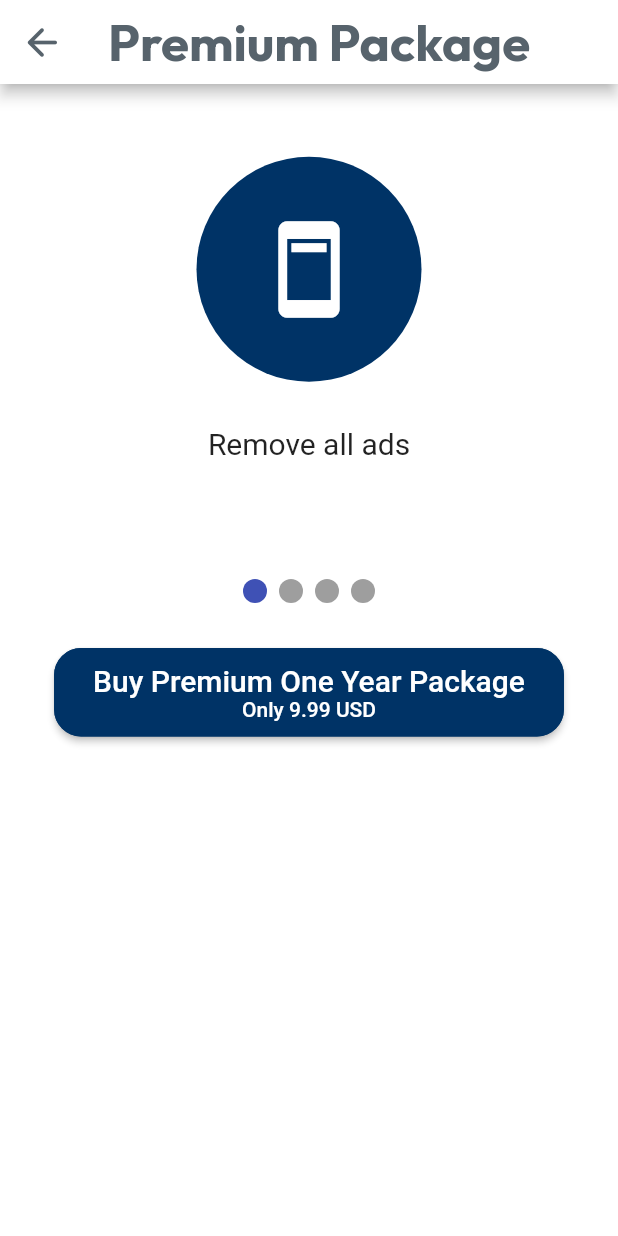
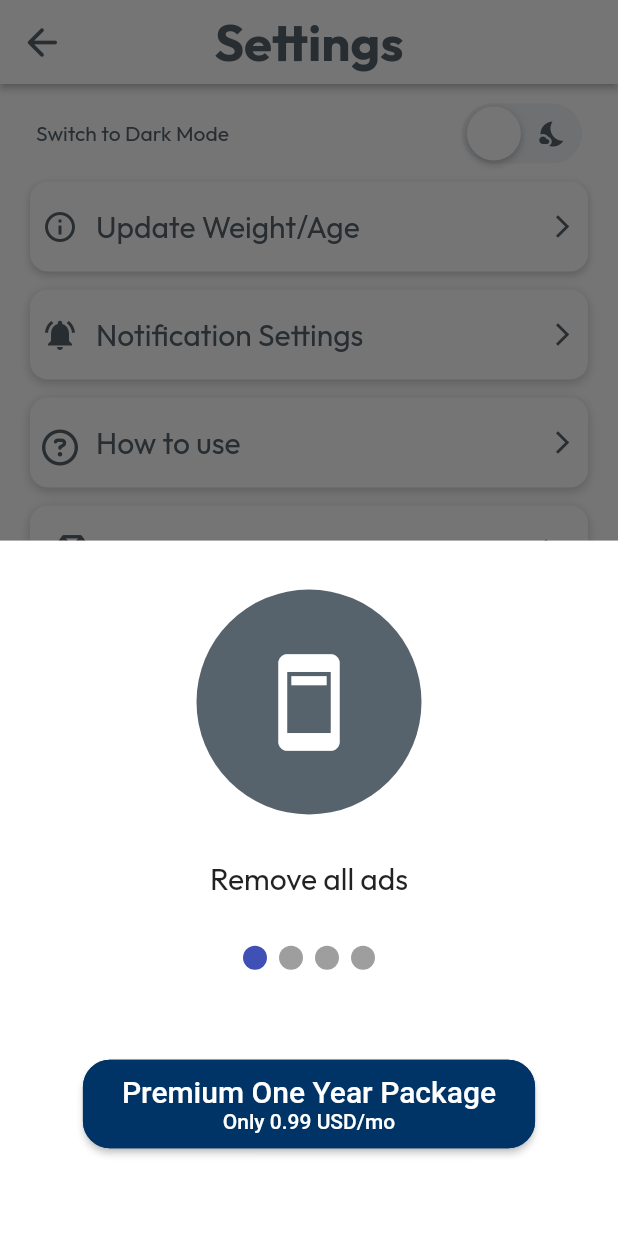
Before and after one commit to enverenes/WaterUp, a Flutter app: the SettingsWidget screen opened directly, after a tap on "Buy Premium", on a phone screen of 412 x 824 dp. Run offline on Flutter 3.47's test engine with Material 2 defaults, Android fonts, the light colour scheme and no system bars; drawn by our look-alikes of auto_size_text, carousel_slider, google_mobile_ads, smooth_page_indicator; our stand-ins replace blur, built_collection, built_value, cloud_firestore, easy_debounce, firebase_auth and 15 more; missing offline and left inert: home_widget, json_path, pay, purchases_flutter, shared_preferences_web; accounts and stored records are empty; network calls fail.

Commit message:
Closed beta release

```diff
--- a/lib/premiumpage.dart
+++ b/lib/premiumpage.dart
@@ -6,15 +6,16 @@ import '../flutter_flow/flutter_flow_icon_button.dart';
 import '../flutter_flow/flutter_flow_theme.dart';
 import '../flutter_flow/flutter_flow_animations.dart';
 import 'package:smooth_page_indicator/smooth_page_indicator.dart';
+import 'package:purchases_flutter/purchases_flutter.dart';
 
 class premium extends StatefulWidget {
   premium({Key? key}) : super(key: key);
 
   @override
-  State<premium> createState() => _premiumState();
+  State<premium> createState() => premiumState();
 }
 
-class _premiumState extends State<premium> {
+class premiumState extends State<premium> {
   final slidingColumns = [
     Container(
       height: 300,
@@ -25,7 +26,7 @@ class _premiumState extends State<premium> {
               width: 150,
               height: 150,
               decoration: BoxDecoration(
-                  color: Color(0xFF003366), shape: BoxShape.circle),
+                  color: Color(0xFF57636C), shape: BoxShape.circle),
               child: Center(
                 child: Icon(
                   Icons.ad_units,
@@ -37,7 +38,10 @@ class _premiumState extends State<premium> {
               margin: EdgeInsets.only(top: 30),
               child: Text(
                 'Remove all ads',
-                style: TextStyle(fontSize: 20),
+                style: TextStyle(
+                  fontSize: 20,
+                  fontFamily: 'Outfit',
+                ),
               ))
         ],
       ),
@@ -51,7 +55,7 @@ class _premiumState extends State<premium> {
               width: 150,
               height: 150,
               decoration: BoxDecoration(
-                  color: Color(0xFF003366), shape: BoxShape.circle),
+                  color: Color(0xFF57636C), shape: BoxShape.circle),
               child: Center(
                 child: Icon(
                   Icons.notifications_active,
@@ -78,7 +82,7 @@ class _premiumState extends State<premium> {
                 width: 150,
                 height: 150,
                 decoration: BoxDecoration(
-                    color: Color(0xFF003366), shape: BoxShape.circle),
+                    color: Color(0xFF57636C), shape: BoxShape.circle),
                 child: Center(
                   child: Icon(
                     Icons.history,
@@ -102,7 +106,7 @@ class _premiumState extends State<premium> {
               width: 150,
               height: 150,
               decoration: BoxDecoration(
-                  color: Color(0xFF003366), shape: BoxShape.circle),
+                  color: Color(0xFF57636C), shape: BoxShape.circle),
               child: Center(
                 child: Icon(
                   Icons.coffee,
@@ -130,44 +134,45 @@ class _premiumState extends State<premium> {
   final _paymentItems = [
     PaymentItem(
       label: 'Total',
-      amount: '9.99',
+      amount: '9.99', // revenuecat goog_glFmBwXeSyCIWyfPTrewGJjhVuM
       status: PaymentItemStatus.final_price,
     )
   ];
+
+  PurchasesConfiguration configuration =
+      PurchasesConfiguration("goog_glFmBwXeSyCIWyfPTrewGJjhVuM");
+  Future<void> initPlatformState() async {
+    await Purchases.setDebugLogsEnabled(true);
+
+    if (Platform.isAndroid) {
+      configuration =
+          PurchasesConfiguration("goog_glFmBwXeSyCIWyfPTrewGJjhVuM");
+    } else if (Platform.isIOS) {
+      configuration = PurchasesConfiguration("public_ios_sdk_key");
+    }
+    await Purchases.configure(configuration);
+  }
+
+  @override
+  void initState() {
+    initPlatformState();
+
+    super.initState();
+  }
 
   int activeIndex = 0;
 
   @override
   Widget build(BuildContext context) {
-    return Scaffold(
-      backgroundColor: FlutterFlowTheme.of(context).primaryBackground,
-      appBar: AppBar(
-        title: Text(
-          'Premium Package',
-          style: FlutterFlowTheme.of(context).title1.override(
-                fontFamily: 'Outfit',
-                color: FlutterFlowTheme.of(context).primaryColor,
-              ),
-        ),
-        backgroundColor: FlutterFlowTheme.of(context).primaryBackground,
-        leading: FlutterFlowIconButton(
-          borderColor: Colors.transparent,
-          borderRadius: 30,
-          borderWidth: 1,
-          buttonSize: 60,
-          icon: Icon(
-            Icons.arrow_back_rounded,
-            color: FlutterFlowTheme.of(context).primaryColor,
-            size: 30,
-          ),
-          onPressed: () async {
-            Navigator.pop(context);
-          },
-        ),
-      ),
-      body: Column(
+    return Container(
+      color: Colors.white,
+      height: 700,
+      child: Column(
         mainAxisAlignment: MainAxisAlignment.start,
         children: [
+          SizedBox(
+            height: 10,
+          ),
           CarouselSlider.builder(
               itemCount: slidingColumns.length,
               itemBuilder: ((context, index, realIndex) {
@@ -175,18 +180,18 @@ class _premiumState extends State<premium> {
                 return buildColumn(slidingColumn, index);
               }),
               options: CarouselOptions(
-                height: 300,
+                height: 250,
                 autoPlay: true,
                 enlargeCenterPage: true,
                 onPageChanged: (index, reason) =>
                     setState(() => activeIndex = index),
               )),
           SizedBox(
-            height: 30,
+            height: 10,
           ),
           buildIndicator(),
           SizedBox(
-            height: 30,
+            height: 60,
           ),
           ElevatedButton(
               style: ButtonStyle(
@@ -196,18 +201,40 @@ class _premiumState extends State<premium> {
                       RoundedRectangleBorder(
                           borderRadius: BorderRadius.circular(18.0),
                           side: BorderSide(color: Color(0xFF003366))))),
-              onPressed: () {
+              onPressed: () async {
                 if (Platform.isAndroid) {
-                  dialogBuilder(context);
+                  try {
+                    Offerings offerings = await Purchases.getOfferings();
+                    if (offerings.current != null &&
+                        offerings.current!.availablePackages.isNotEmpty) {
+                      try {
+                        CustomerInfo customerInfo =
+                            await Purchases.purchasePackage(
+                                offerings.current!.availablePackages.first);
+
+
+                        var isPro =
+                            customerInfo.entitlements.all['premium']!.isActive;
+                        if (isPro) {
+                          //go premium
+                          print('NOW PREMIUM');
+                        }
+                      } catch (e) {
+                        print(e);
+                      }
+                    }
+                  } catch (e) {
+                    // optional error handling
+                  }
                 }
               },
               child: Container(
                 padding: EdgeInsets.all(10),
                 child: Column(
                   children: [
-                    Text('Buy Premium One Year Package',
+                    Text('Premium One Year Package',
                         style: TextStyle(fontSize: 20)),
-                    Text('Only 9.99 USD'),
+                    Text('Only 0.99 USD/mo'),
                   ],
                 ),
               ))
@@ -228,71 +255,4 @@ class _premiumState extends State<premium> {
       child: column,
     );
   }
-
-  Future<void> dialogBuilder(BuildContext context) {
-    return showDialog<void>(
-      context: context,
-      builder: (BuildContext context) {
-        return AlertDialog(
-          title: const Text('Payment'),
-          content: GooglePayButton(
-            paymentConfigurationAsset: 'payment/gpay.json',
-            paymentItems: _paymentItems,
-            type: GooglePayButtonType.pay,
-            margin: const EdgeInsets.only(top: 15.0),
-            onPaymentResult: onGooglePayResult,
-            loadingIndicator: const Center(
-              child: CircularProgressIndicator(),
-            ),
-          ),
-          actions: <Widget>[
-            TextButton(
-              style: TextButton.styleFrom(
-                textStyle: Theme.of(context).textTheme.labelLarge,
-              ),
-              child: const Text('Go Back'),
-              onPressed: () {
-                Navigator.of(context).pop();
-              },
-            ),
-          ],
-        );
-      },
-    );
-  }
-
-  Future<void> dialogBuilderIOS(BuildContext context) {
-    return showDialog<void>(
-      context: context,
-      builder: (BuildContext context) {
-        return AlertDialog(
-          title: const Text('Premium Package Payment'),
-          content: Container(
-            child: ApplePayButton(
-              paymentConfigurationAsset: 'payment/apple_pay.json',
-              paymentItems: _paymentItems,
-              style: ApplePayButtonStyle.black,
-              type: ApplePayButtonType.buy,
-              margin: const EdgeInsets.only(top: 15.0),
-              onPaymentResult: onApplePayResult,
-              loadingIndicator: const Center(
-                child: CircularProgressIndicator(),
-              ),
-            ),
-          ),
-          actions: <Widget>[
-            TextButton(
-              style: TextButton.styleFrom(
-                textStyle: Theme.of(context).textTheme.labelLarge,
-              ),
-              child: const Text('Go Back'),
-              onPressed: () {
-                Navigator.of(context).pop();
-              },
-            ),
-          ],
-        );
-      },
-    );
-  }
 }
--- a/lib/settings/settings_widget.dart
+++ b/lib/settings/settings_widget.dart
@@ -35,9 +35,34 @@ class _SettingsWidgetState extends State<SettingsWidget>
   @override
   void initState() {
     // TODO: implement initState
+
+    adActionsGet();
+
     super.initState();
 
     bannerAdSettings.load();
+  }
+
+  bool adsonline = true;
+
+  adActionsGet() async {
+    final prefs = await SharedPreferences.getInstance();
+
+    int? premiu = prefs.getInt('premium');
+
+    if (premiu == 1) {
+      adsonline = false;
+    } else {}
+  }
+
+  Widget bottomAd() {
+    if (adsonline) {
+      return AdWidget(ad: bannerAdSettings);
+    } else {
+      return Container(
+        height: 10,
+      );
+    }
   }
 
   @override
@@ -342,7 +367,7 @@ class _SettingsWidgetState extends State<SettingsWidget>
                       boxShadow: [
                         BoxShadow(
                           blurRadius: 5,
-                          color: Color(0x3416202A),
+                          color: Color(0x33000000),
                           offset: Offset(0, 2),
                         )
                       ],
@@ -380,17 +405,11 @@ class _SettingsWidgetState extends State<SettingsWidget>
                                           child: const Text('Cancel'),
                                         ),
                                         TextButton(
-                                          onPressed: () => Navigator.push(
-                                            context,
-                                            PageTransition(
-                                              type: PageTransitionType.fade,
-                                              duration:
-                                                  Duration(milliseconds: 300),
-                                              reverseDuration:
-                                                  Duration(milliseconds: 300),
-                                              child: premium.premium(),
-                                            ),
-                                          ),
+                                          onPressed: () => showModalBottomSheet(
+                                              context: context,
+                                              builder: (BuildContext context) {
+                                                return premium.premium();
+                                              }),
                                           child: const Text('Buy Premium Now'),
                                         ),
                                       ],
@@ -468,7 +487,7 @@ class _SettingsWidgetState extends State<SettingsWidget>
                         boxShadow: [
                           BoxShadow(
                             blurRadius: 5,
-                            color: Color(0x3416202A),
+                            color: Color(0x33000000),
                             offset: Offset(0, 2),
                           )
                         ],
@@ -532,7 +551,7 @@ class _SettingsWidgetState extends State<SettingsWidget>
                       boxShadow: [
                         BoxShadow(
                           blurRadius: 5,
-                          color: Color(0x3416202A),
+                          color: Color(0x33000000),
                           offset: Offset(0, 2),
                         )
                       ],
@@ -543,15 +562,11 @@ class _SettingsWidgetState extends State<SettingsWidget>
                       padding: EdgeInsetsDirectional.fromSTEB(8, 8, 8, 8),
                       child: TextButton(
                         onPressed: () {
-                          Navigator.push(
-                            context,
-                            PageTransition(
-                              type: PageTransitionType.fade,
-                              duration: Duration(milliseconds: 300),
-                              reverseDuration: Duration(milliseconds: 300),
-                              child: premium.premium(),
-                            ),
-                          );
+                          showModalBottomSheet(
+                              context: context,
+                              builder: (BuildContext context) {
+                                return premium.premium();
+                              });
                         },
                         child: Row(
                           mainAxisSize: MainAxisSize.max,
@@ -600,7 +615,6 @@ class _SettingsWidgetState extends State<SettingsWidget>
                 ),
               ],
             ),
-
           ],
         ),
       ),
@@ -610,7 +624,7 @@ class _SettingsWidgetState extends State<SettingsWidget>
           alignment: AlignmentDirectional.bottomCenter,
           width: bannerAdSettings.size.width.toDouble(),
           height: bannerAdSettings.size.height.toDouble(),
-              child: AdWidget(ad: bannerAdSettings),
+          child: bottomAd(),
         ),
         elevation: 0,
       ),
--- a/pubspec.yaml
+++ b/pubspec.yaml
@@ -15,7 +15,7 @@ publish_to: 'none' # Remove this line if you wish to publish to pub.dev
 # In iOS, build-name is used as CFBundleShortVersionString while build-number used as CFBundleVersion.
 # Read more about iOS versioning at
 # https://developer.apple.com/library/archive/documentation/General/Reference/InfoPlistKeyReference/Articles/CoreFoundationKeys.html
-version: 1.0.0+1
+version: 2.1.0+2
 
 environment:
   sdk: ">=2.18.0 <3.0.0"
@@ -76,6 +76,7 @@ dependencies:
   flutter_launcher_icons: ^0.10.0
   blur: ^3.0.0
   google_mobile_ads: ^2.3.0
+  purchases_flutter: ^4.5.1
 
 
 
```
Also changed, not shown: lib/components/moreoptions_widget.dart (+12 -9 lines), lib/history.dart (+24 -7 lines), lib/main_fixed/main_fixed_widget.dart (+53 -19 lines), lib/notifications.dart (+75 -62 lines), lib/sardi/sardi_widget.dart (+16 -31 lines), lib/splash_screen/splash_screen_widget.dart (+10 -6 lines), Screenshot_tablet10.png (added), Screenshot_tablet101.png (added), Screenshot_tablet_1.png (added), Screenshot_tablet_2.png (added), Screenshot_tablet_3.png (added), pubspec.lock, 4 other files. Lines whose indentation alone changed are shown as unchanged.
